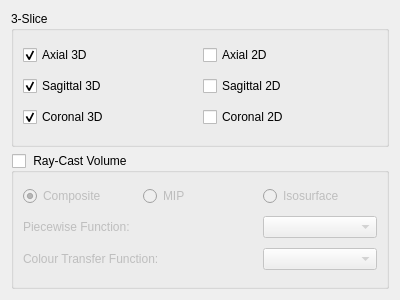
First picture: the form in rtUI/volume3DOptions.ui, repository pengwg/vurtigo, before the edit.
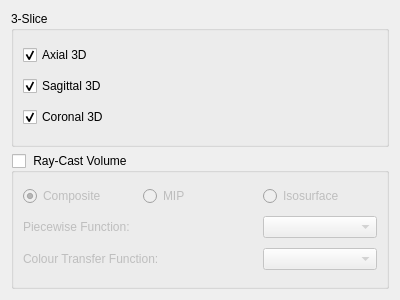
Second picture: the form after the edit.

Commit message:
Added a 2D plane to the 3D volume. BugID:644 Analysis:Added a 2D plane to the 3D volume.
Resolution:

Reviewed by:

Patch:
```diff
--- a/rtUI/volume3DOptions.ui
+++ b/rtUI/volume3DOptions.ui
@@ -30,13 +30,6 @@
         </property>
        </widget>
       </item>
-      <item row="0" column="1">
-       <widget class="QCheckBox" name="checkAxial2D">
-        <property name="text">
-         <string>Axial 2D</string>
-        </property>
-       </widget>
-      </item>
       <item row="1" column="0">
        <widget class="QCheckBox" name="checkSagittal3D">
         <property name="text">
@@ -47,13 +40,6 @@
         </property>
        </widget>
       </item>
-      <item row="1" column="1">
-       <widget class="QCheckBox" name="checkSagittal2D">
-        <property name="text">
-         <string>Sagittal 2D</string>
-        </property>
-       </widget>
-      </item>
       <item row="2" column="0">
        <widget class="QCheckBox" name="checkCoronal3D">
         <property name="text">
@@ -64,13 +50,6 @@
         </property>
        </widget>
       </item>
-      <item row="2" column="1">
-       <widget class="QCheckBox" name="checkCoronal2D">
-        <property name="text">
-         <string>Coronal 2D</string>
-        </property>
-       </widget>
-      </item>
      </layout>
     </widget>
    </item>
```
The commit also changes 11 other files.
